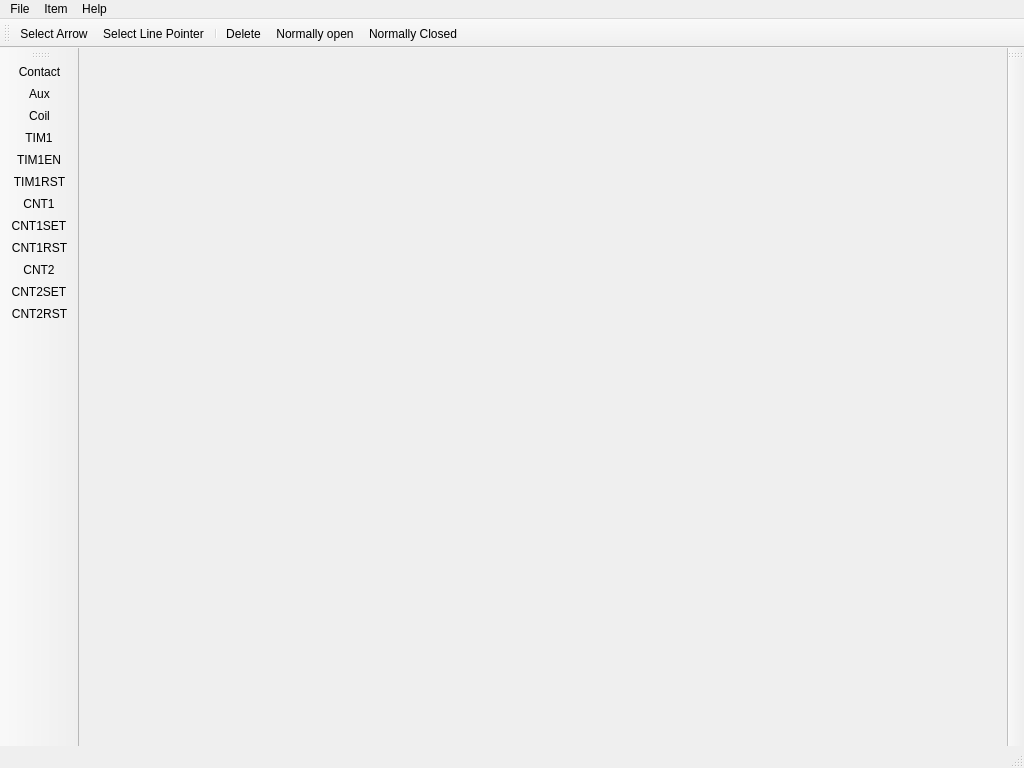
First picture: the form in mainwindow.ui, repository akelmas/kn_plc, before the edit.
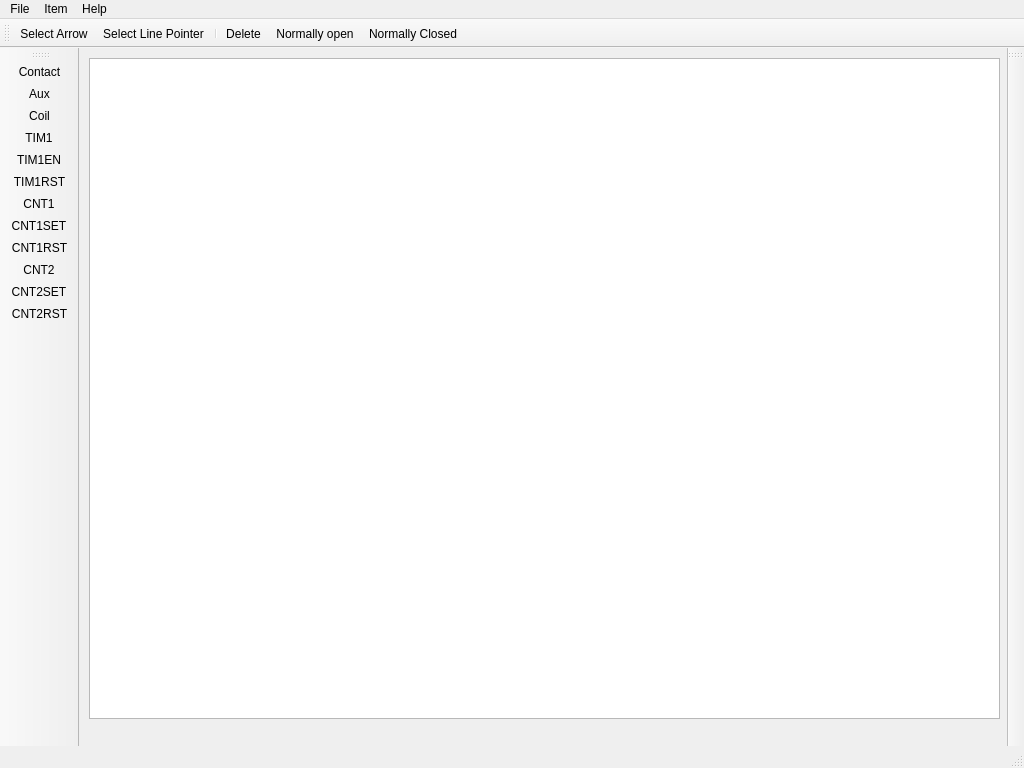
Second picture: the form after the edit. Icons and pictures are not drawn.

Commit message: Add basic datatypes and views

Diff of the .ui file:
```diff
--- a/mainwindow.ui
+++ b/mainwindow.ui
@@ -13,7 +13,21 @@
   <property name="windowTitle">
    <string>KN Logic</string>
   </property>
-  <widget class="QWidget" name="centralwidget"/>
+  <widget class="QWidget" name="centralwidget">
+   <widget class="QGraphicsView" name="graphicsView">
+    <property name="geometry">
+     <rect>
+      <x>10</x>
+      <y>10</y>
+      <width>911</width>
+      <height>661</height>
+     </rect>
+    </property>
+    <property name="dragMode">
+     <enum>QGraphicsView::NoDrag</enum>
+    </property>
+   </widget>
+  </widget>
   <widget class="QMenuBar" name="menubar">
    <property name="geometry">
     <rect>
```
The commit also changes 11 other files.
